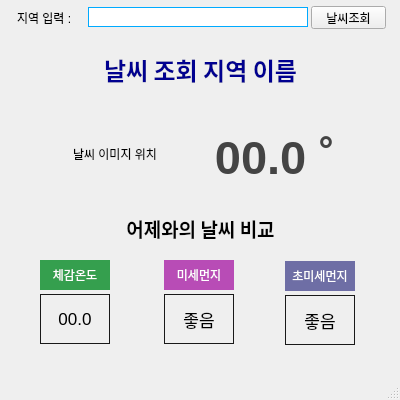
Before: the Qt Designer form ui/weatherUi.ui in sseungho/WeatherApplication-20240401, drawn with Qt 5.
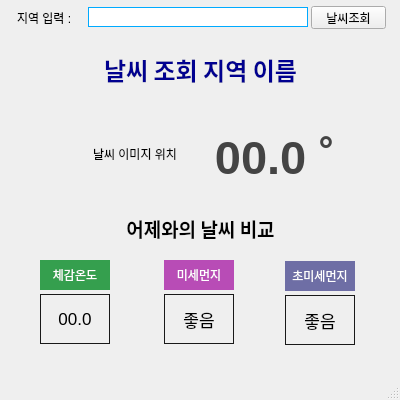
After: the same form once the commit is applied.

The edit to the form file:
```diff
--- a/ui/weatherUi.ui
+++ b/ui/weatherUi.ui
@@ -83,7 +83,7 @@
    <widget class="QLabel" name="weather_img">
     <property name="geometry">
      <rect>
-      <x>60</x>
+      <x>80</x>
       <y>104</y>
       <width>110</width>
       <height>100</height>
```
